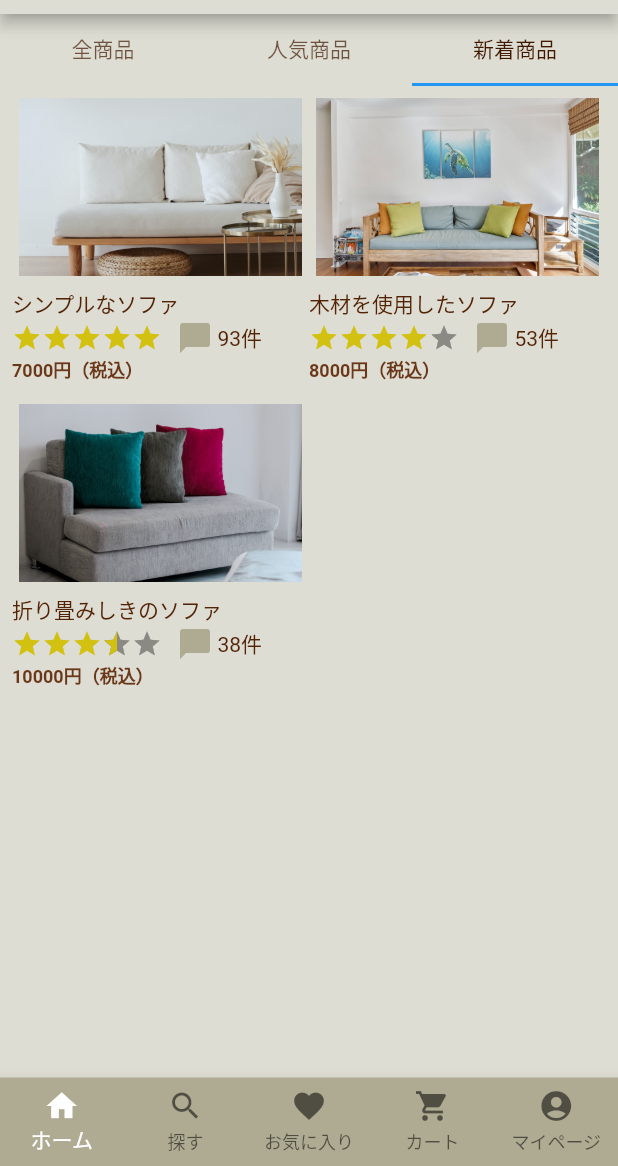
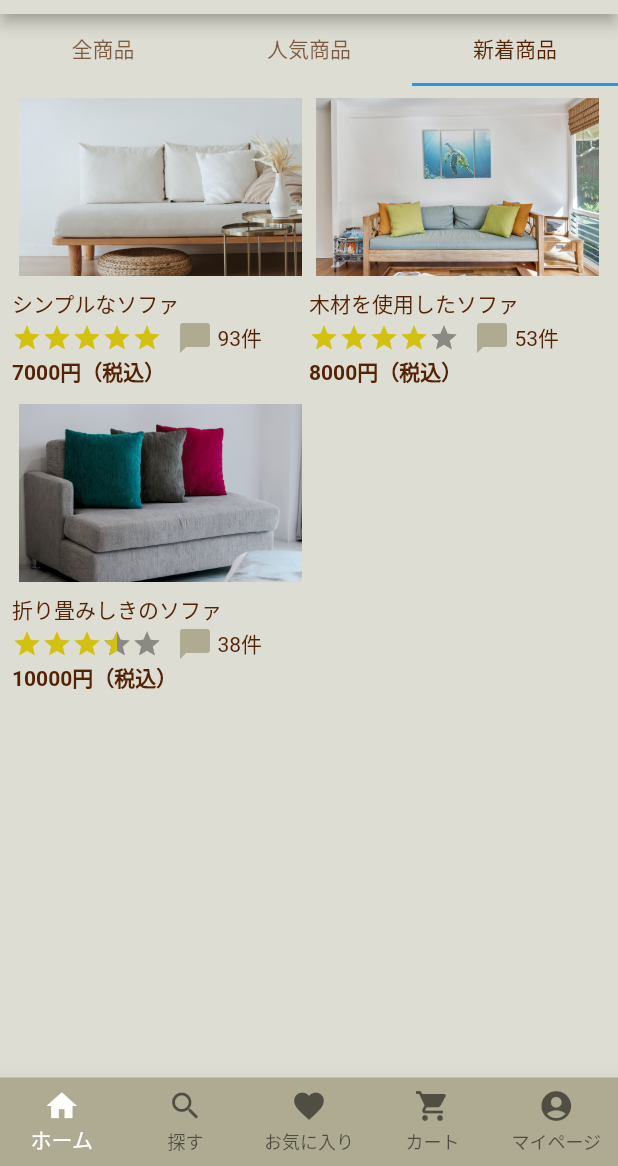
Before and after one commit to soundring/murasame-ec, a Flutter app: the screen it shows after launch, tab 3 chosen, on a phone screen of 412 x 824 dp, the part 70-1236 px from its top. Run offline on Flutter 3.47's test engine with Material 2 defaults, Android fonts, the light colour scheme and no system bars; drawn by our look-alikes of flutter_rating_bar; our stand-ins replace flutter_hooks, flutter_riverpod, freezed_annotation, hooks_riverpod, state_notifier.

Commit message:
:wrench:テーマ改修

```diff
--- a/lib/material/theme.dart
+++ b/lib/material/theme.dart
@@ -1,31 +1,65 @@
 import 'package:flutter/material.dart';
 
 class CustomThemeData {
+  static const baseColor = Color(0xffdeddd3);
+  static const mainColor = Color(0xff532305);
+
   static ThemeData lightThemeData() {
     final theme = ThemeData.light().copyWith(
       appBarTheme: const AppBarTheme(
-        backgroundColor: Color(0xffdeddd3),
+        iconTheme: IconThemeData(color: mainColor),
+        backgroundColor: baseColor,
       ),
-      scaffoldBackgroundColor: const Color(0xffdeddd3),
+      scaffoldBackgroundColor: baseColor,
       bottomNavigationBarTheme: const BottomNavigationBarThemeData(
         backgroundColor: Color(0xffAEAB92),
         selectedItemColor: Colors.white,
       ),
+      elevatedButtonTheme: ElevatedButtonThemeData(
+        style: ElevatedButton.styleFrom(
+          primary: mainColor,
+          textStyle: const TextStyle(
+            fontSize: 18,
+            fontWeight: FontWeight.bold,
+          ),
+        ),
+      ),
+      outlinedButtonTheme: OutlinedButtonThemeData(
+        style: OutlinedButton.styleFrom(
+          shape: RoundedRectangleBorder(
+            borderRadius: BorderRadius.circular(10),
+          ),
+          side: const BorderSide(color: mainColor),
+          backgroundColor: const Color(0xffe9e8e2),
+        ),
+      ),
       textTheme: const TextTheme(
+          subtitle2: TextStyle(
+            color: mainColor,
+            fontSize: 20,
+            fontWeight: FontWeight.bold,
+          ),
+          bodyText1: TextStyle(
+            color: mainColor,
+            fontSize: 28,
+            fontWeight: FontWeight.bold,
+          ),
           bodyText2: TextStyle(
-            color: Color(0xff532305),
+            color: mainColor,
+            fontSize: 14,
           ),
           caption: TextStyle(
-            color: Color(0xff6a3719),
+            color: mainColor,
+            fontSize: 14,
             fontWeight: FontWeight.bold,
           )),
       primaryTextTheme: const TextTheme(
         headline6: TextStyle(
-          color: Color(0xff3E1900),
+          color: mainColor,
         ),
       ),
       tabBarTheme: const TabBarTheme(
-        labelColor: Color(0xff3E1900),
+        labelColor: mainColor,
       ),
       indicatorColor: Colors.brown,
     );
```
